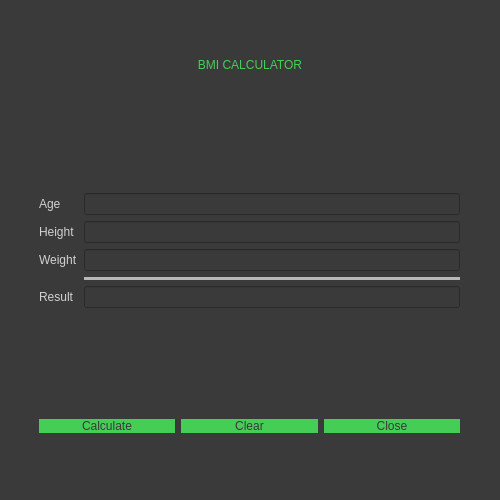
The window that dialog.ui (hrosicka/BMICalculator) describes before a commit, drawn with Qt 5.
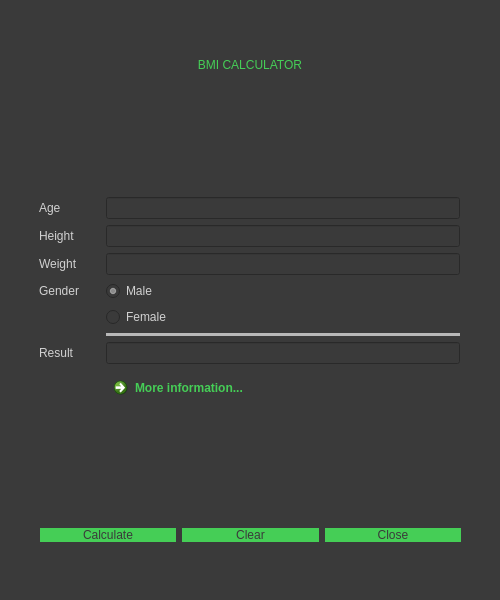
The same window after the commit.

```diff
--- a/dialog.ui
+++ b/dialog.ui
@@ -10,7 +10,7 @@
     <x>0</x>
     <y>0</y>
     <width>500</width>
-    <height>500</height>
+    <height>600</height>
    </rect>
   </property>
   <property name="minimumSize">
@@ -22,7 +22,7 @@
   <property name="maximumSize">
    <size>
     <width>500</width>
-    <height>500</height>
+    <height>600</height>
    </size>
   </property>
   <property name="windowTitle">
@@ -43,7 +43,7 @@
      <x>39</x>
      <y>120</y>
      <width>421</width>
-     <height>261</height>
+     <height>368</height>
     </rect>
    </property>
    <layout class="QFormLayout" name="formLayout">
@@ -128,38 +128,18 @@
       </property>
      </widget>
     </item>
-    <item row="4" column="0">
-     <widget class="QLabel" name="label_result">
-      <property name="styleSheet">
-       <string notr="true">font: 12pt &quot;MS Shell Dlg 2&quot;;
-color: rgb(209, 209, 209);</string>
-      </property>
-      <property name="text">
-       <string>Result</string>
-      </property>
-     </widget>
-    </item>
     <item row="4" column="1">
-     <widget class="QLineEdit" name="edit_result">
-      <property name="enabled">
-       <bool>false</bool>
-      </property>
-      <property name="toolTip">
-       <string>Your BMI</string>
-      </property>
+     <widget class="QRadioButton" name="radio_female">
       <property name="styleSheet">
-       <string notr="true">font: 16pt &quot;MS Shell Dlg 2&quot;;
+       <string notr="true">font: 12pt &quot;MS Shell Dlg 2&quot;;
 color: rgb(209, 209, 209);</string>
       </property>
       <property name="text">
-       <string/>
-      </property>
-      <property name="alignment">
-       <set>Qt::AlignRight|Qt::AlignTrailing|Qt::AlignVCenter</set>
+       <string>Female</string>
       </property>
      </widget>
     </item>
-    <item row="3" column="1">
+    <item row="5" column="1">
      <widget class="Line" name="line">
       <property name="styleSheet">
        <string notr="true"/>
@@ -175,6 +155,79 @@
       </property>
      </widget>
     </item>
+    <item row="7" column="0">
+     <widget class="QLabel" name="label_result">
+      <property name="styleSheet">
+       <string notr="true">font: 12pt &quot;MS Shell Dlg 2&quot;;
+color: rgb(209, 209, 209);</string>
+      </property>
+      <property name="text">
+       <string>Result        </string>
+      </property>
+     </widget>
+    </item>
+    <item row="7" column="1">
+     <widget class="QLineEdit" name="edit_result">
+      <property name="enabled">
+       <bool>false</bool>
+      </property>
+      <property name="toolTip">
+       <string>Your BMI</string>
+      </property>
+      <property name="styleSheet">
+       <string notr="true">font: 16pt &quot;MS Shell Dlg 2&quot;;
+color: rgb(209, 209, 209);</string>
+      </property>
+      <property name="text">
+       <string/>
+      </property>
+      <property name="alignment">
+       <set>Qt::AlignRight|Qt::AlignTrailing|Qt::AlignVCenter</set>
+      </property>
+     </widget>
+    </item>
+    <item row="8" column="1">
+     <widget class="QCommandLinkButton" name="button_more">
+      <property name="toolTip">
+       <string>More information about your BMI</string>
+      </property>
+      <property name="autoFillBackground">
+       <bool>false</bool>
+      </property>
+      <property name="styleSheet">
+       <string notr="true">color: rgb(69, 206, 86);
+border-radius: 10px;</string>
+      </property>
+      <property name="text">
+       <string>More information...</string>
+      </property>
+     </widget>
+    </item>
+    <item row="3" column="0">
+     <widget class="QLabel" name="label_gender">
+      <property name="styleSheet">
+       <string notr="true">font: 12pt &quot;MS Shell Dlg 2&quot;;
+color: rgb(209, 209, 209);</string>
+      </property>
+      <property name="text">
+       <string>Gender</string>
+      </property>
+     </widget>
+    </item>
+    <item row="3" column="1">
+     <widget class="QRadioButton" name="radio_male">
+      <property name="styleSheet">
+       <string notr="true">font: 12pt &quot;MS Shell Dlg 2&quot;;
+color: rgb(209, 209, 209);</string>
+      </property>
+      <property name="text">
+       <string>Male</string>
+      </property>
+      <property name="checked">
+       <bool>true</bool>
+      </property>
+     </widget>
+    </item>
    </layout>
   </widget>
   <widget class="QLabel" name="name">
@@ -200,10 +253,10 @@
   <widget class="QWidget" name="horizontalLayoutWidget">
    <property name="geometry">
     <rect>
-     <x>39</x>
-     <y>400</y>
+     <x>40</x>
+     <y>500</y>
      <width>421</width>
-     <height>52</height>
+     <height>71</height>
     </rect>
    </property>
    <layout class="QHBoxLayout" name="horizontalLayout">
@@ -220,6 +273,7 @@
       </property>
       <property name="styleSheet">
        <string notr="true">font: 12pt &quot;MS Shell Dlg 2&quot;;
+selection-background-color: rgb(196, 223, 155);
 background-color: rgb(69, 206, 86);
 color: rgb(58, 58, 58);
 border-radius: 10px;</string>
```
Left out of the diff: 2 changed lines with no effect on the pictures.
